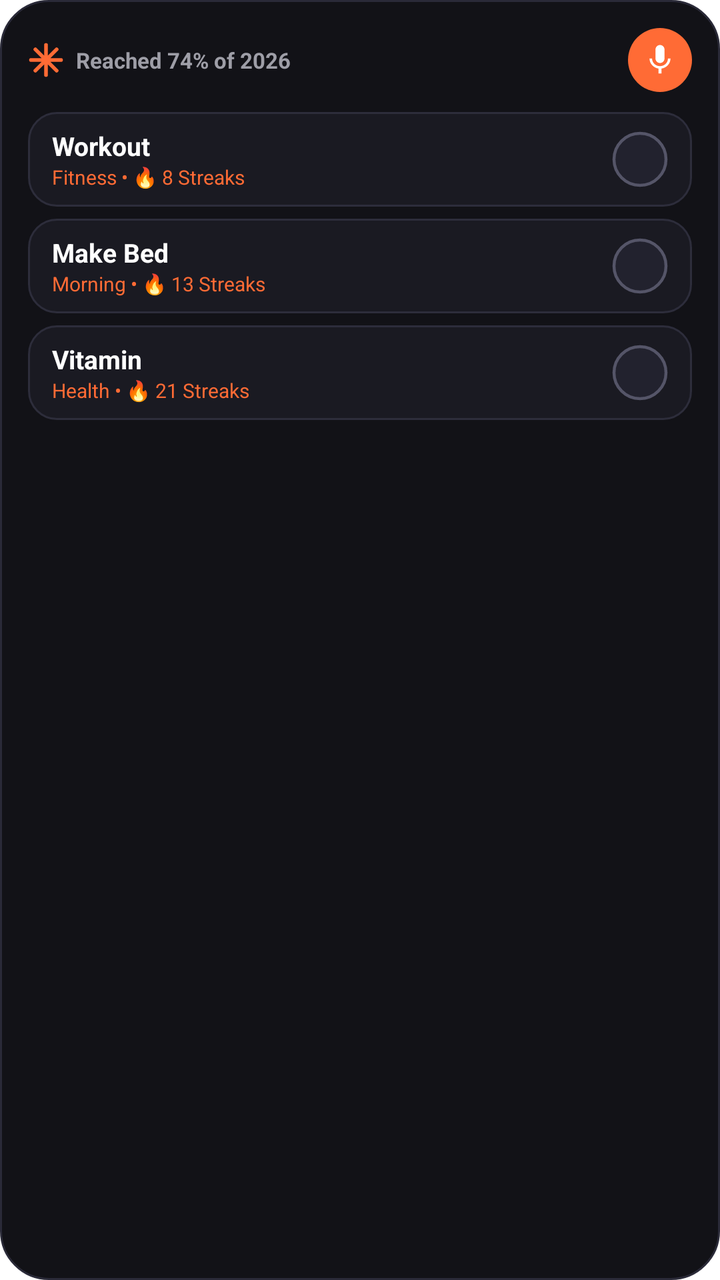
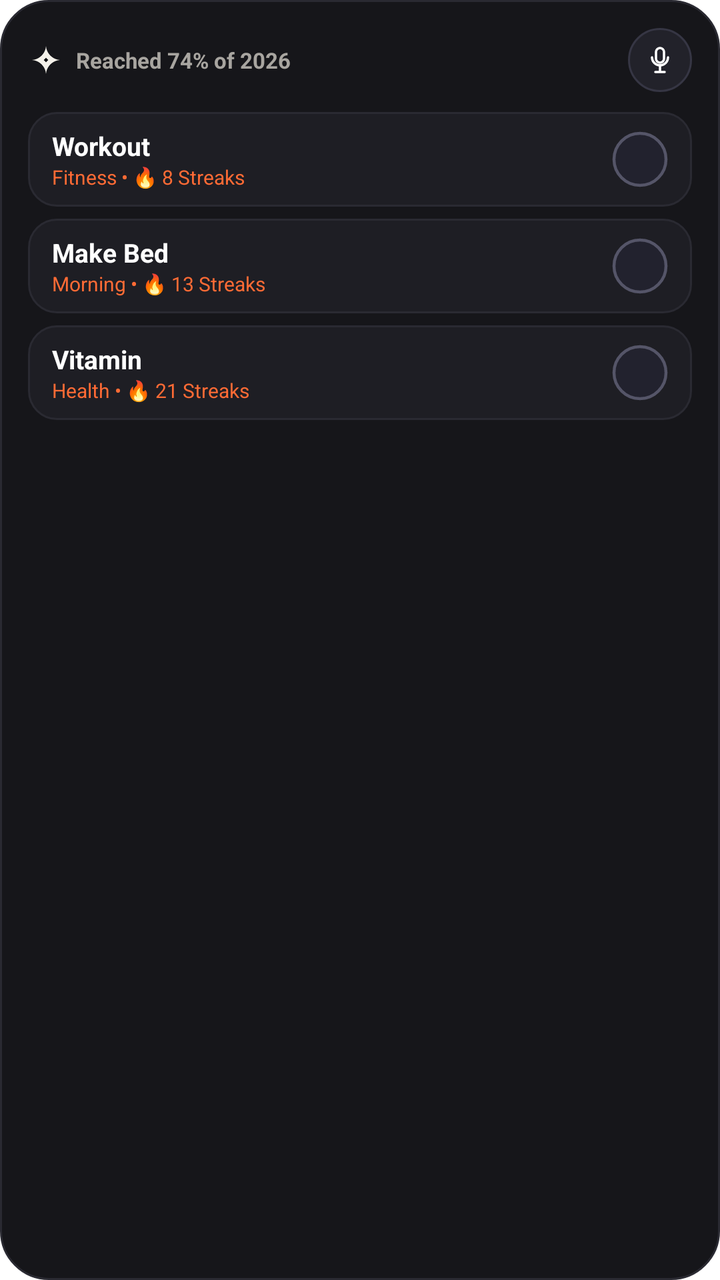

Screens rendered from an Android XML layout before and after an edit, with the pre-edit source and the edit as a unified diff.
<!-- AndroidManifest.xml: application theme Theme.VoiceHabitTracker.Splash -->
<!-- res/layout/widget_duro_habits.xml -->
<?xml version="1.0" encoding="utf-8"?>
<LinearLayout xmlns:android="http://schemas.android.com/apk/res/android"
    android:id="@+id/widget_root"
    android:layout_width="match_parent"
    android:layout_height="match_parent"
    android:background="@drawable/bg_widget_dark"
    android:orientation="vertical"
    android:padding="14dp">

    
    <RelativeLayout
        android:layout_width="match_parent"
        android:layout_height="wrap_content"
        android:layout_marginBottom="10dp">

        <LinearLayout
            android:layout_width="wrap_content"
            android:layout_height="wrap_content"
            android:layout_alignParentStart="true"
            android:layout_centerVertical="true"
            android:gravity="center_vertical"
            android:orientation="horizontal">

            <ImageView
                android:layout_width="18dp"
                android:layout_height="18dp"
                android:layout_marginEnd="6dp"
                android:src="@drawable/ic_duro_asterisk" />

            <TextView
                android:id="@+id/tv_widget_year_progress"
                android:layout_width="wrap_content"
                android:layout_height="wrap_content"
                android:text="Reached 74% of 2026"
                android:textColor="#9E9EA7"
                android:textSize="11sp"
                android:textStyle="bold" />
        </LinearLayout>

        
        <FrameLayout
            android:id="@+id/btn_widget_quick_record"
            android:layout_width="32dp"
            android:layout_height="32dp"
            android:layout_alignParentEnd="true"
            android:layout_centerVertical="true"
            android:background="@drawable/bg_widget_mic_btn"
            android:contentDescription="Начать голосовую запись">

            <ImageView
                android:layout_width="18dp"
                android:layout_height="18dp"
                android:layout_gravity="center"
                android:src="@drawable/ic_widget_mic" />
        </FrameLayout>
    </RelativeLayout>

    
    <LinearLayout
        android:id="@+id/layout_habit_1"
        android:layout_width="match_parent"
        android:layout_height="wrap_content"
        android:layout_marginBottom="6dp"
        android:background="@drawable/bg_widget_card"
        android:gravity="center_vertical"
        android:orientation="horizontal"
        android:paddingHorizontal="12dp"
        android:paddingVertical="8dp">

        <LinearLayout
            android:layout_width="0dp"
            android:layout_height="wrap_content"
            android:layout_weight="1"
            android:orientation="vertical">

            <TextView
                android:id="@+id/tv_habit_1_title"
                android:layout_width="wrap_content"
                android:layout_height="wrap_content"
                android:text="Workout"
                android:textColor="#FFFFFF"
                android:textSize="13sp"
                android:textStyle="bold" />

            <TextView
                android:id="@+id/tv_habit_1_streak"
                android:layout_width="wrap_content"
                android:layout_height="wrap_content"
                android:text="Fitness • 🔥 8 Streaks"
                android:textColor="#FF6B35"
                android:textSize="10sp" />
        </LinearLayout>

        <ImageView
            android:id="@+id/btn_check_habit_1"
            android:layout_width="28dp"
            android:layout_height="28dp"
            android:contentDescription="Check habit 1"
            android:src="@drawable/ic_widget_circle_empty" />
    </LinearLayout>

    
    <LinearLayout
        android:id="@+id/layout_habit_2"
        android:layout_width="match_parent"
        android:layout_height="wrap_content"
        android:layout_marginBottom="6dp"
        android:background="@drawable/bg_widget_card"
        android:gravity="center_vertical"
        android:orientation="horizontal"
        android:paddingHorizontal="12dp"
        android:paddingVertical="8dp">

        <LinearLayout
            android:layout_width="0dp"
            android:layout_height="wrap_content"
            android:layout_weight="1"
            android:orientation="vertical">

            <TextView
                android:id="@+id/tv_habit_2_title"
                android:layout_width="wrap_content"
                android:layout_height="wrap_content"
                android:text="Make Bed"
                android:textColor="#FFFFFF"
                android:textSize="13sp"
                android:textStyle="bold" />

            <TextView
                android:id="@+id/tv_habit_2_streak"
                android:layout_width="wrap_content"
                android:layout_height="wrap_content"
                android:text="Morning • 🔥 13 Streaks"
                android:textColor="#FF6B35"
                android:textSize="10sp" />
        </LinearLayout>

        <ImageView
            android:id="@+id/btn_check_habit_2"
            android:layout_width="28dp"
            android:layout_height="28dp"
            android:contentDescription="Check habit 2"
            android:src="@drawable/ic_widget_circle_empty" />
    </LinearLayout>

    
    <LinearLayout
        android:id="@+id/layout_habit_3"
        android:layout_width="match_parent"
        android:layout_height="wrap_content"
        android:background="@drawable/bg_widget_card"
        android:gravity="center_vertical"
        android:orientation="horizontal"
        android:paddingHorizontal="12dp"
        android:paddingVertical="8dp">

        <LinearLayout
            android:layout_width="0dp"
            android:layout_height="wrap_content"
            android:layout_weight="1"
            android:orientation="vertical">

            <TextView
                android:id="@+id/tv_habit_3_title"
                android:layout_width="wrap_content"
                android:layout_height="wrap_content"
                android:text="Vitamin"
                android:textColor="#FFFFFF"
                android:textSize="13sp"
                android:textStyle="bold" />

            <TextView
                android:id="@+id/tv_habit_3_streak"
                android:layout_width="wrap_content"
                android:layout_height="wrap_content"
                android:text="Health • 🔥 21 Streaks"
                android:textColor="#FF6B35"
                android:textSize="10sp" />
        </LinearLayout>

        <ImageView
            android:id="@+id/btn_check_habit_3"
            android:layout_width="28dp"
            android:layout_height="28dp"
            android:contentDescription="Check habit 3"
            android:src="@drawable/ic_widget_circle_empty" />
    </LinearLayout>

</LinearLayout>
<!-- resources referenced by this layout -->
<resources>
  <!-- drawable bg_widget_card (drawable) -->
  <shape xmlns:android="http://schemas.android.com/apk/res/android"
      android:shape="rectangle">
      <solid android:color="#1A1A22" />
      <corners android:radius="14dp" />
      <stroke
          android:width="1dp"
          android:color="#2D2D3B" />
  </shape>
  <!-- drawable bg_widget_dark (drawable) -->
  <shape xmlns:android="http://schemas.android.com/apk/res/android"
      android:shape="rectangle">
      <solid android:color="#121217" />
      <corners android:radius="24dp" />
      <stroke
          android:width="1dp"
          android:color="#2A2A38" />
  </shape>
  <!-- drawable bg_widget_mic_btn (drawable) -->
  <shape xmlns:android="http://schemas.android.com/apk/res/android"
      android:shape="oval">
      <solid android:color="#FF6B35" />
  </shape>
  <!-- drawable ic_duro_asterisk (drawable) -->
  <vector xmlns:android="http://schemas.android.com/apk/res/android"
      android:width="24dp"
      android:height="24dp"
      android:viewportWidth="24"
      android:viewportHeight="24">
      
      <path
          android:fillColor="#FF6B35"
          android:strokeWidth="2.5"
          android:strokeColor="#FF6B35"
          android:strokeLineCap="round"
          android:pathData="M12,2 L12,22 M2,12 L22,12 M4.93,4.93 L19.07,19.07 M4.93,19.07 L19.07,4.93" />
      <path
          android:fillColor="#FF6B35"
          android:pathData="M12,12m-3,0a3,3 0,1 1,6 0a3,3 0,1 1,-6 0" />
  </vector>
  <!-- drawable ic_widget_circle_empty (drawable) -->
  <vector xmlns:android="http://schemas.android.com/apk/res/android"
      android:width="28dp"
      android:height="28dp"
      android:viewportWidth="28"
      android:viewportHeight="28">
      
      <path
          android:fillColor="#22222E"
          android:strokeColor="#555568"
          android:strokeWidth="1.5"
          android:pathData="M14,1A13,13 0 1,0 27,14A13,13 0 0,0 14,1z" />
  </vector>
  <!-- drawable ic_widget_mic (drawable) -->
  <vector xmlns:android="http://schemas.android.com/apk/res/android"
      android:width="24dp"
      android:height="24dp"
      android:viewportWidth="24"
      android:viewportHeight="24">
      <path
          android:fillColor="#FFFFFF"
          android:pathData="M12,14c1.66,0 3,-1.34 3,-3V5c0,-1.66 -1.34,-3 -3,-3S9,3.34 9,5v6C9,12.66 10.34,14 12,14z M17.3,11c0,3 -2.54,5.1 -5.3,5.1S6.7,14 6.7,11H5c0,3.41 2.72,6.23 6,6.72V21h2v-3.28c3.28,-0.48 6,-3.3 6,-6.72H17.3z" />
  </vector>
  <style name="Theme.VoiceHabitTracker.Splash" parent="Theme.SplashScreen">
          <item name="windowSplashScreenBackground">@color/duro_background</item>
          <item name="windowSplashScreenAnimatedIcon">@drawable/ic_duro_asterisk</item>
          <item name="postSplashScreenTheme">@style/Theme.VoiceHabitTracker</item>
      </style>
  <color name="duro_background">#0C0C0E</color>
  <style name="Theme.VoiceHabitTracker" parent="android:Theme.Material.NoActionBar">
          <item name="android:windowBackground">@color/duro_background</item>
          <item name="android:statusBarColor">@android:color/transparent</item>
          <item name="android:navigationBarColor">@android:color/transparent</item>
          
          <item name="android:windowActionBar">false</item>
          <item name="android:windowNoTitle">true</item>
      </style>
</resources>

<!-- the commit's change to res/layout/widget_duro_habits.xml (unified diff, before → after) -->
@@ -25,14 +25,14 @@
                 android:layout_width="18dp"
                 android:layout_height="18dp"
                 android:layout_marginEnd="6dp"
-                android:src="@drawable/ic_duro_asterisk" />
+                android:src="@drawable/ic_dairy_logo" />
 
             <TextView
                 android:id="@+id/tv_widget_year_progress"
                 android:layout_width="wrap_content"
                 android:layout_height="wrap_content"
                 android:text="Reached 74% of 2026"
-                android:textColor="#9E9EA7"
+                android:textColor="#A8A5A0"
                 android:textSize="11sp"
                 android:textStyle="bold" />
         </LinearLayout>
@@ -48,10 +48,10 @@
             android:contentDescription="Начать голосовую запись">
 
             <ImageView
-                android:layout_width="18dp"
-                android:layout_height="18dp"
+                android:layout_width="16dp"
+                android:layout_height="16dp"
                 android:layout_gravity="center"
-                android:src="@drawable/ic_widget_mic" />
+                android:src="@drawable/ic_mic_minimal" />
         </FrameLayout>
     </RelativeLayout>
 
<!-- resource entries referenced after the edit -->
@@ -3,27 +3,30 @@
   <!-- drawable bg_widget_card (drawable) -->
   <shape xmlns:android="http://schemas.android.com/apk/res/android"
       android:shape="rectangle">
-      <solid android:color="#1A1A22" />
+      <solid android:color="#1E1E24" />
       <corners android:radius="14dp" />
       <stroke
           android:width="1dp"
-          android:color="#2D2D3B" />
+          android:color="#2A2A32" />
   </shape>
   <!-- drawable bg_widget_dark (drawable) -->
   <shape xmlns:android="http://schemas.android.com/apk/res/android"
       android:shape="rectangle">
-      <solid android:color="#121217" />
+      <solid android:color="#16161A" />
       <corners android:radius="24dp" />
       <stroke
           android:width="1dp"
-          android:color="#2A2A38" />
+          android:color="#2A2A32" />
   </shape>
   <!-- drawable bg_widget_mic_btn (drawable) -->
   <shape xmlns:android="http://schemas.android.com/apk/res/android"
       android:shape="oval">
-      <solid android:color="#FF6B35" />
+      <solid android:color="#22222A" />
+      <stroke
+          android:width="1dp"
+          android:color="#363644" />
   </shape>
-  <!-- drawable ic_duro_asterisk (drawable) -->
+  <!-- drawable ic_dairy_logo (drawable) -->
   <vector xmlns:android="http://schemas.android.com/apk/res/android"
       android:width="24dp"
       android:height="24dp"
@@ -31,14 +34,34 @@
       android:viewportHeight="24">
       
       <path
-          android:fillColor="#FF6B35"
-          android:strokeWidth="2.5"
-          android:strokeColor="#FF6B35"
+          android:fillColor="#F4F1EA"
+          android:pathData="M12,2 C12,7.52 7.52,12 2,12 C7.52,12 12,16.48 12,22 C12,16.48 16.48,12 22,12 C16.48,12 12,7.52 12,2 Z" />
+      <path
+          android:fillColor="#0F0F11"
+          android:pathData="M12,10.5 L13.5,12 L12,13.5 L10.5,12 Z" />
+  </vector>
+  <!-- drawable ic_mic_minimal (drawable) -->
+  <vector xmlns:android="http://schemas.android.com/apk/res/android"
+      android:width="24dp"
+      android:height="24dp"
+      android:viewportWidth="24"
+      android:viewportHeight="24">
+      
+      <path
+          android:strokeColor="#FFFFFF"
+          android:strokeWidth="1.75"
           android:strokeLineCap="round"
-          android:pathData="M12,2 L12,22 M2,12 L22,12 M4.93,4.93 L19.07,19.07 M4.93,19.07 L19.07,4.93" />
+          android:pathData="M12,3 C10.34,3 9,4.34 9,6 L9,11 C9,12.66 10.34,14 12,14 C13.66,14 15,12.66 15,11 L15,6 C15,4.34 13.66,3 12,3 Z" />
       <path
-          android:fillColor="#FF6B35"
-          android:pathData="M12,12m-3,0a3,3 0,1 1,6 0a3,3 0,1 1,-6 0" />
+          android:strokeColor="#FFFFFF"
+          android:strokeWidth="1.75"
+          android:strokeLineCap="round"
+          android:pathData="M6,10 C6,13.31 8.69,16 12,16 C15.31,16 18,13.31 18,10" />
+      <path
+          android:strokeColor="#FFFFFF"
+          android:strokeWidth="1.75"
+          android:strokeLineCap="round"
+          android:pathData="M12,16 L12,21 M8.5,21 L15.5,21" />
   </vector>
   <!-- drawable ic_widget_circle_empty (drawable) -->
   <vector xmlns:android="http://schemas.android.com/apk/res/android"
@@ -53,22 +76,13 @@
           android:strokeWidth="1.5"
           android:pathData="M14,1A13,13 0 1,0 27,14A13,13 0 0,0 14,1z" />
   </vector>
-  <!-- drawable ic_widget_mic (drawable) -->
-  <vector xmlns:android="http://schemas.android.com/apk/res/android"
-      android:width="24dp"
-      android:height="24dp"
-      android:viewportWidth="24"
-      android:viewportHeight="24">
-      <path
-          android:fillColor="#FFFFFF"
-          android:pathData="M12,14c1.66,0 3,-1.34 3,-3V5c0,-1.66 -1.34,-3 -3,-3S9,3.34 9,5v6C9,12.66 10.34,14 12,14z M17.3,11c0,3 -2.54,5.1 -5.3,5.1S6.7,14 6.7,11H5c0,3.41 2.72,6.23 6,6.72V21h2v-3.28c3.28,-0.48 6,-3.3 6,-6.72H17.3z" />
-  </vector>
   <style name="Theme.VoiceHabitTracker.Splash" parent="Theme.SplashScreen">
-          <item name="windowSplashScreenBackground">@color/duro_background</item>
-          <item name="windowSplashScreenAnimatedIcon">@drawable/ic_duro_asterisk</item>
+          <item name="windowSplashScreenBackground">@color/dairy_background</item>
+          <item name="windowSplashScreenAnimatedIcon">@drawable/ic_dairy_logo</item>
           <item name="postSplashScreenTheme">@style/Theme.VoiceHabitTracker</item>
       </style>
-  <color name="duro_background">#0C0C0E</color>
+  <color name="dairy_background">#0F0F11</color>
+  <color name="duro_background">#0F0F11</color>
   <style name="Theme.VoiceHabitTracker" parent="android:Theme.Material.NoActionBar">
           <item name="android:windowBackground">@color/duro_background</item>
           <item name="android:statusBarColor">@android:color/transparent</item>
